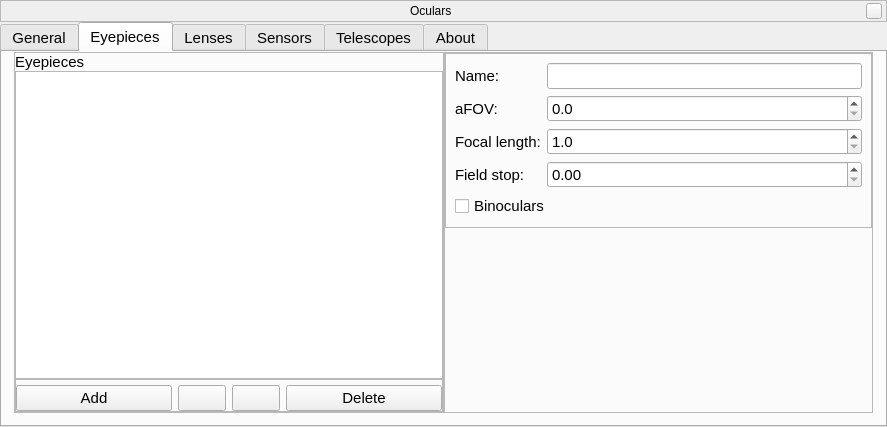
First picture: the form in plugins/Oculars/src/gui/ocularDialog.ui, repository 519984307/stellarium_src, before the edit.
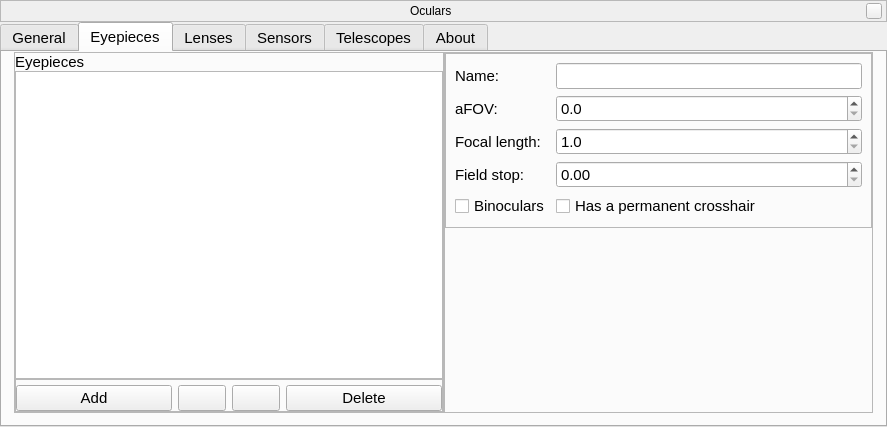
Second picture: the form after the edit. The open tabs and pages were chosen to show the change. Icons and pictures are not drawn. Custom widgets are drawn as their Qt base class.

Commit message: Added supporting of the eyepieces with the permanent crosshair

Patch:
```diff
--- a/plugins/Oculars/src/gui/ocularDialog.ui
+++ b/plugins/Oculars/src/gui/ocularDialog.ui
@@ -670,13 +670,20 @@
                   </property>
                  </widget>
                 </item>
-                <item row="4" column="0" colspan="2">
+                <item row="4" column="0">
                  <widget class="QCheckBox" name="binocularsCheckBox">
                   <property name="text">
                    <string>Binoculars</string>
                   </property>
                  </widget>
                 </item>
+                <item row="4" column="1">
+                 <widget class="QCheckBox" name="permanentCrosshairCheckBox">
+                  <property name="text">
+                   <string>Has a permanent crosshair</string>
+                  </property>
+                 </widget>
+                </item>
                </layout>
               </widget>
              </item>
```
Left out of the diff: 35 changed lines with no effect on the pictures. The commit also changes 4 other files.
